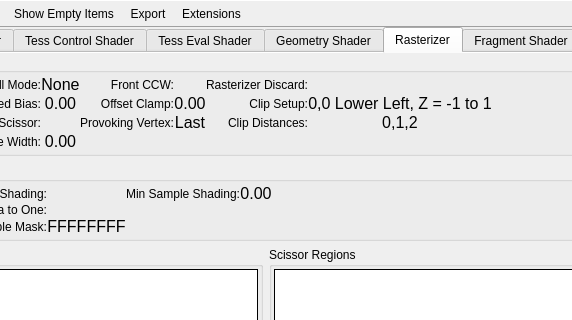
The window that qrenderdoc/Windows/PipelineState/GLPipelineStateViewer.ui (baldurk/renderdoc) describes before a commit, drawn with Qt 5; both pictures show x 176 to 748 and y 0 to 320 of the 883 by 660 pixel window.
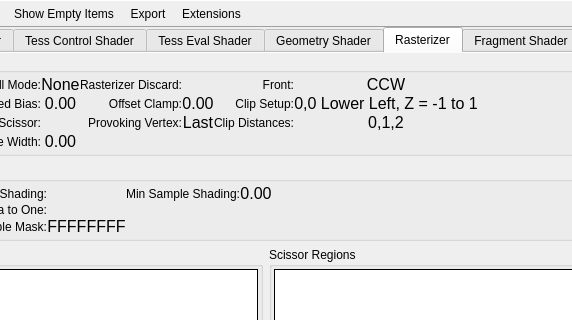
The same window after the commit. The open tabs and pages were chosen to show the change. Icons and pictures are not drawn. Custom widgets are drawn as their Qt base class.

Commit message:
Account for flip in face culling winding for GL clip origin
* The GL clip origin when changed from lower left to upper left will also invert
  the face culling sense. This is deliberate to counteract the fact that
  otherwise CW wound triangles would be CCW wound, so the flip means that if
  GL_CCW is the front face state and back faces are culled, then visibly CCW
  wound triangles will be culled.

What changed in the file:
```diff
--- a/qrenderdoc/Windows/PipelineState/GLPipelineStateViewer.ui
+++ b/qrenderdoc/Windows/PipelineState/GLPipelineStateViewer.ui
@@ -2552,9 +2552,9 @@
            </widget>
           </item>
           <item row="0" column="4">
-           <widget class="QLabel" name="frontCCWLabel">
+           <widget class="QLabel" name="rasterizerDiscardLabel">
             <property name="text">
-             <string>Front CCW:</string>
+             <string>Rasterizer Discard:</string>
             </property>
             <property name="alignment">
              <set>Qt::AlignRight|Qt::AlignTrailing|Qt::AlignVCenter</set>
@@ -2565,7 +2565,7 @@
            </widget>
           </item>
           <item row="0" column="5">
-           <widget class="QLabel" name="frontCCW">
+           <widget class="QLabel" name="rasterizerDiscard">
             <property name="text">
              <string/>
             </property>
@@ -2581,9 +2581,9 @@
            </widget>
           </item>
           <item row="0" column="6">
-           <widget class="QLabel" name="rasterizerDiscardLabel">
+           <widget class="QLabel" name="frontFaceLabel">
             <property name="text">
-             <string>Rasterizer Discard:</string>
+             <string>Front:</string>
             </property>
             <property name="alignment">
              <set>Qt::AlignRight|Qt::AlignTrailing|Qt::AlignVCenter</set>
@@ -2594,12 +2594,14 @@
            </widget>
           </item>
           <item row="0" column="7">
-           <widget class="QLabel" name="rasterizerDiscard">
-            <property name="text">
-             <string/>
+           <widget class="QLabel" name="frontFace">
+            <property name="font">
+             <font>
+              <pointsize>12</pointsize>
+             </font>
             </property>
-            <property name="pixmap">
-             <pixmap resource="../../Resources/resources.qrc">:/cross.png</pixmap>
+            <property name="text">
+             <string>CCW</string>
             </property>
             <property name="alignment">
              <set>Qt::AlignCenter</set>
```
The commit also changes 2 other files.
